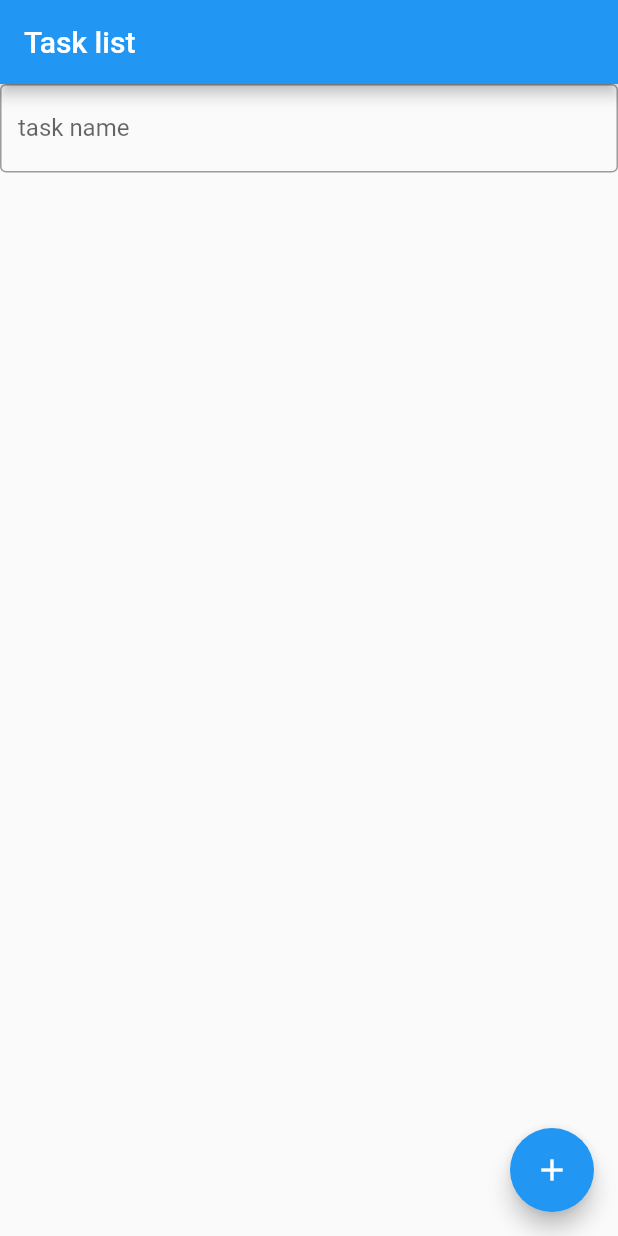
After one commit to sh-ogawa/flutter-todo, a Flutter app: the screen it shows after launch, on a phone screen of 412 x 824 dp. The commit adds this screen. Run offline on Flutter 3.47's test engine with Material 2 defaults, Android fonts, the phone set to English and light mode, and no system bars.

Commit message:
change: divide file.

```diff
--- /dev/null
+++ b/lib/todo_list.dart
@@ -0,0 +1,51 @@
+import 'package:flutter/material.dart';
+
+class TodoListPage extends StatefulWidget {
+  TodoListPage({Key key}) : super(key: key);
+
+  @override
+  _TodoListPageState createState() => _TodoListPageState();
+}
+
+class _TodoListPageState extends State<TodoListPage> {
+  final _taskNameController = TextEditingController();
+  var _tasks = [];
+
+  void _taskAdd() {
+    setState(() {
+      _tasks.add(_taskNameController.text);
+      _taskNameController.text = '';
+    });
+  }
+
+  @override
+  Widget build(BuildContext context) {
+    return Center(
+      child: Column(
+        mainAxisAlignment: MainAxisAlignment.center,
+        children: <Widget>[
+          TextField(
+            decoration: InputDecoration(
+              border: OutlineInputBorder(),
+              labelText: 'task name',
+            ),
+            controller: _taskNameController,
+            onEditingComplete: _taskAdd,
+          ),
+          Expanded(
+              child: ListView.builder(
+                  padding: const EdgeInsets.all(8.0),
+                  itemCount: _tasks.length,
+                  itemBuilder: (BuildContext context, int index) {
+                    return Container(
+                      height: 50,
+                      child: Center(child: Text('Task name: ${_tasks[index]}')),
+                    );
+                  }
+              )
+          )
+        ],
+      ),
+    );
+  }
+}
```
Also changed, not shown: lib/main.dart (+6 -43 lines).
